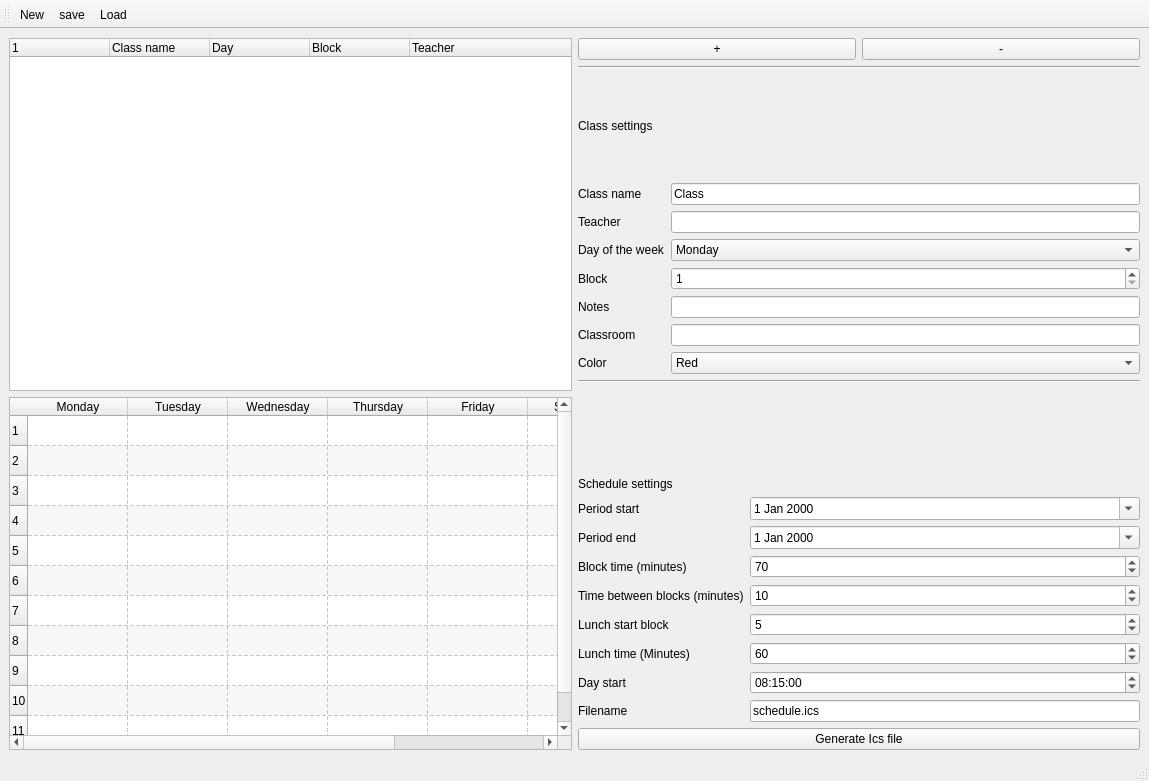
The window that src/form.ui (discojapi/ics-class-schedule) describes before a commit, drawn with Qt 5.
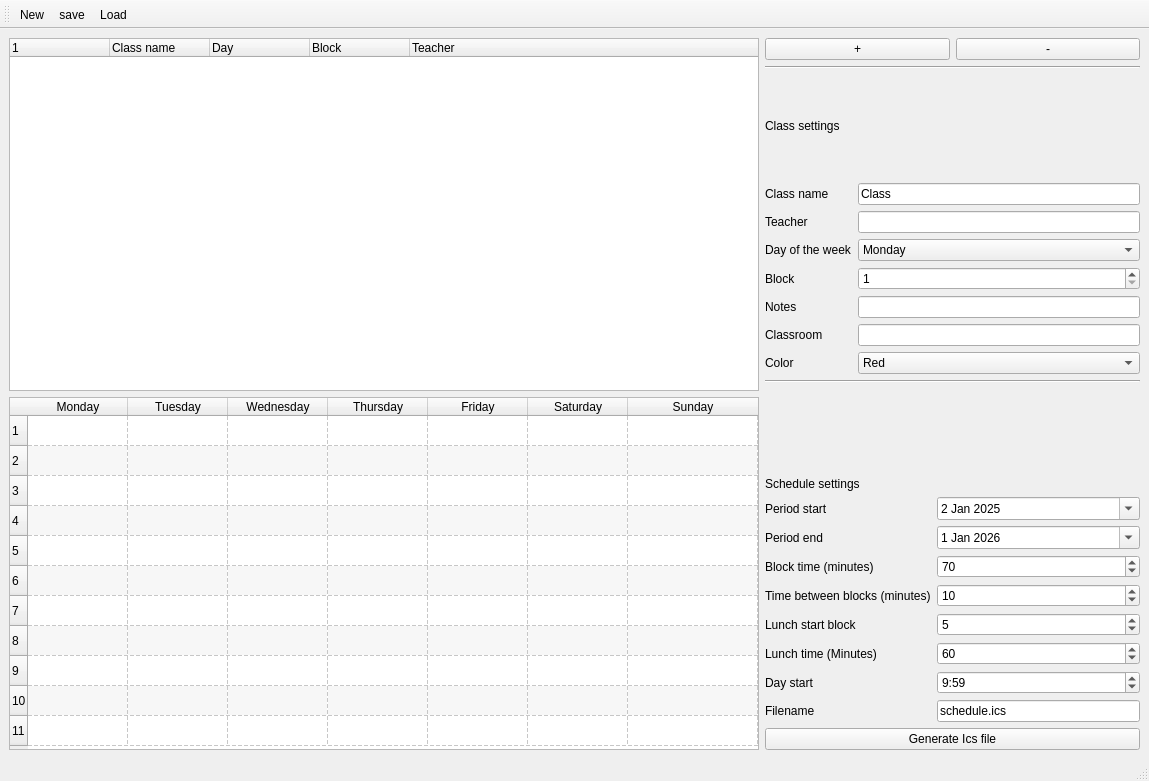
The same window after the commit. Icons and pictures are not drawn.

Diff of the .ui file:
```diff
--- a/src/form.ui
+++ b/src/form.ui
@@ -14,7 +14,7 @@
    <string>MainWindow</string>
   </property>
   <widget class="QWidget" name="centralwidget">
-   <layout class="QHBoxLayout" name="horizontalLayout_2">
+   <layout class="QHBoxLayout" name="horizontalLayout_2" stretch="2,1">
     <item>
      <layout class="QVBoxLayout" name="verticalLayout_2">
       <item>
@@ -430,6 +430,16 @@
         </item>
         <item row="0" column="1">
          <widget class="QDateEdit" name="periodStartDateEdit">
+          <property name="dateTime">
+           <datetime>
+            <hour>0</hour>
+            <minute>0</minute>
+            <second>0</second>
+            <year>2025</year>
+            <month>1</month>
+            <day>2</day>
+           </datetime>
+          </property>
           <property name="calendarPopup">
            <bool>true</bool>
           </property>
@@ -444,6 +454,16 @@
         </item>
         <item row="1" column="1">
          <widget class="QDateEdit" name="periodEndDateEdit">
+          <property name="dateTime">
+           <datetime>
+            <hour>0</hour>
+            <minute>0</minute>
+            <second>0</second>
+            <year>2026</year>
+            <month>1</month>
+            <day>1</day>
+           </datetime>
+          </property>
           <property name="calendarPopup">
            <bool>true</bool>
           </property>
@@ -481,14 +501,31 @@
          <widget class="QTimeEdit" name="dayStartTimeEdit">
           <property name="dateTime">
            <datetime>
-            <hour>8</hour>
-            <minute>15</minute>
-            <second>0</second>
+            <hour>9</hour>
+            <minute>59</minute>
+            <second>59</second>
             <year>2000</year>
             <month>1</month>
             <day>1</day>
            </datetime>
           </property>
+          <property name="maximumTime">
+           <time>
+            <hour>12</hour>
+            <minute>0</minute>
+            <second>0</second>
+           </time>
+          </property>
+          <property name="minimumTime">
+           <time>
+            <hour>1</hour>
+            <minute>0</minute>
+            <second>0</second>
+           </time>
+          </property>
+          <property name="displayFormat">
+           <string>h:mm</string>
+          </property>
           <property name="calendarPopup">
            <bool>false</bool>
           </property>
```
